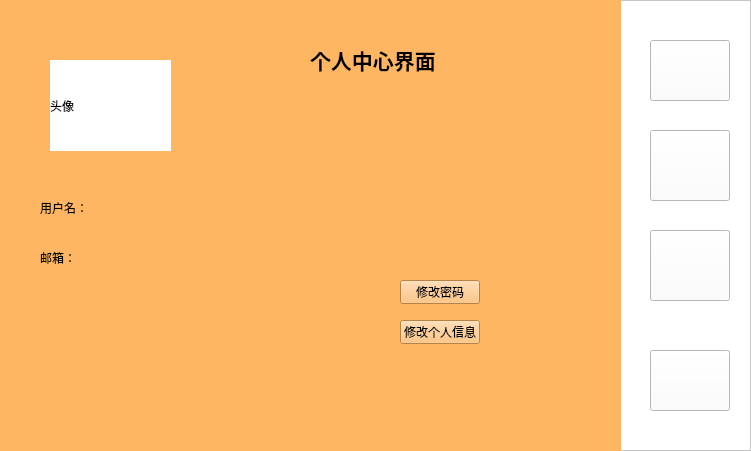
Qt form tomatoClock/body.ui (AndreaSharpe/TomatoClock) before a commit.
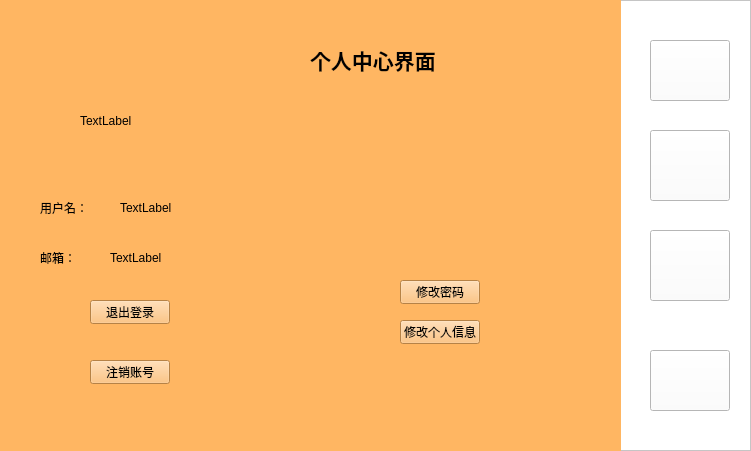
The same form after that commit. The open tabs and pages were chosen to show the change. Icons and pictures are not drawn.

What changed in the file:
```diff
--- a/tomatoClock/body.ui
+++ b/tomatoClock/body.ui
@@ -905,23 +905,6 @@
        <string>邮箱：</string>
       </property>
      </widget>
-     <widget class="QLabel" name="label_7">
-      <property name="geometry">
-       <rect>
-        <x>50</x>
-        <y>60</y>
-        <width>121</width>
-        <height>91</height>
-       </rect>
-      </property>
-      <property name="styleSheet">
-       <string notr="true">background-color: rgb(255, 255, 255);
-color: rgb(0, 0, 0);</string>
-      </property>
-      <property name="text">
-       <string>头像</string>
-      </property>
-     </widget>
      <widget class="QPushButton" name="changemsg">
       <property name="geometry">
        <rect>
@@ -970,6 +953,77 @@
        <string>&lt;html&gt;&lt;head/&gt;&lt;body&gt;&lt;p&gt;&lt;span style=&quot; font-size:16pt; font-weight:700;&quot;&gt;个人中心界面&lt;/span&gt;&lt;/p&gt;&lt;/body&gt;&lt;/html&gt;</string>
       </property>
      </widget>
+     <widget class="QPushButton" name="logout">
+      <property name="geometry">
+       <rect>
+        <x>90</x>
+        <y>300</y>
+        <width>80</width>
+        <height>24</height>
+       </rect>
+      </property>
+      <property name="styleSheet">
+       <string notr="true">color: rgb(0, 0, 0);</string>
+      </property>
+      <property name="text">
+       <string>退出登录</string>
+      </property>
+     </widget>
+     <widget class="QPushButton" name="deleteuser">
+      <property name="geometry">
+       <rect>
+        <x>90</x>
+        <y>360</y>
+        <width>80</width>
+        <height>24</height>
+       </rect>
+      </property>
+      <property name="styleSheet">
+       <string notr="true">color: rgb(0, 0, 0);</string>
+      </property>
+      <property name="text">
+       <string>注销账号</string>
+      </property>
+     </widget>
+     <widget class="QLabel" name="picture">
+      <property name="geometry">
+       <rect>
+        <x>80</x>
+        <y>80</y>
+        <width>81</width>
+        <height>81</height>
+       </rect>
+      </property>
+      <property name="text">
+       <string>TextLabel</string>
+      </property>
+     </widget>
+     <widget class="QLabel" name="username">
+      <property name="geometry">
+       <rect>
+        <x>120</x>
+        <y>200</y>
+        <width>54</width>
+        <height>16</height>
+       </rect>
+      </property>
+      <property name="text">
+       <string>TextLabel</string>
+      </property>
+     </widget>
+     <widget class="QLabel" name="email">
+      <property name="geometry">
+       <rect>
+        <x>110</x>
+        <y>250</y>
+        <width>54</width>
+        <height>16</height>
+       </rect>
+      </property>
+      <property name="text">
+       <string>TextLabel</string>
+      </property>
+     </widget>
     </widget>
     <widget class="QWidget" name="page_2">
      <widget class="QLabel" name="history">
```
Left out of the diff: 4 changed lines with no effect on the pictures.
